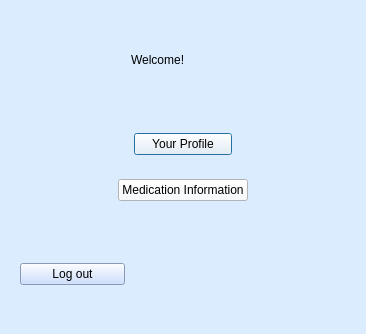
Above: mainmenu.ui from ban2224/capstone_motor before the change. Below: the same form after it.
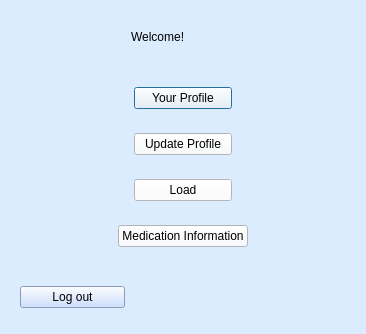
That is the form after the change.

The edit to the form file:
```diff
--- a/mainmenu.ui
+++ b/mainmenu.ui
@@ -42,6 +42,28 @@
    <item>
     <widget class="QWidget" name="widget_10" native="true">
      <layout class="QVBoxLayout" name="verticalLayout">
+      <item>
+       <widget class="QWidget" name="widget_14" native="true">
+        <layout class="QHBoxLayout" name="horizontalLayout_5">
+         <item>
+          <widget class="QWidget" name="widget_15" native="true"/>
+         </item>
+         <item>
+          <widget class="QPushButton" name="pushButton">
+           <property name="styleSheet">
+            <string notr="true">background:rgb(248, 251, 255)</string>
+           </property>
+           <property name="text">
+            <string>Your Profile</string>
+           </property>
+          </widget>
+         </item>
+         <item>
+          <widget class="QWidget" name="widget_16" native="true"/>
+         </item>
+        </layout>
+       </widget>
+      </item>
       <item>
        <widget class="QWidget" name="widget_4" native="true">
         <layout class="QHBoxLayout" name="horizontalLayout_2">
@@ -54,7 +76,7 @@
             <string notr="true">background:rgb(248, 251, 255)</string>
            </property>
            <property name="text">
-            <string>Your Profile</string>
+            <string>Update Profile</string>
            </property>
           </widget>
          </item>
@@ -64,6 +86,28 @@
         </layout>
        </widget>
       </item>
+      <item>
+       <widget class="QWidget" name="widget_17" native="true">
+        <layout class="QHBoxLayout" name="horizontalLayout_6">
+         <item>
+          <widget class="QWidget" name="widget_18" native="true"/>
+         </item>
+         <item>
+          <widget class="QPushButton" name="load">
+           <property name="styleSheet">
+            <string notr="true">background-color:white</string>
+           </property>
+           <property name="text">
+            <string>Load</string>
+           </property>
+          </widget>
+         </item>
+         <item>
+          <widget class="QWidget" name="widget_19" native="true"/>
+         </item>
+        </layout>
+       </widget>
+      </item>
       <item>
        <widget class="QWidget" name="widget_7" native="true">
         <layout class="QHBoxLayout" name="horizontalLayout_3">
```
